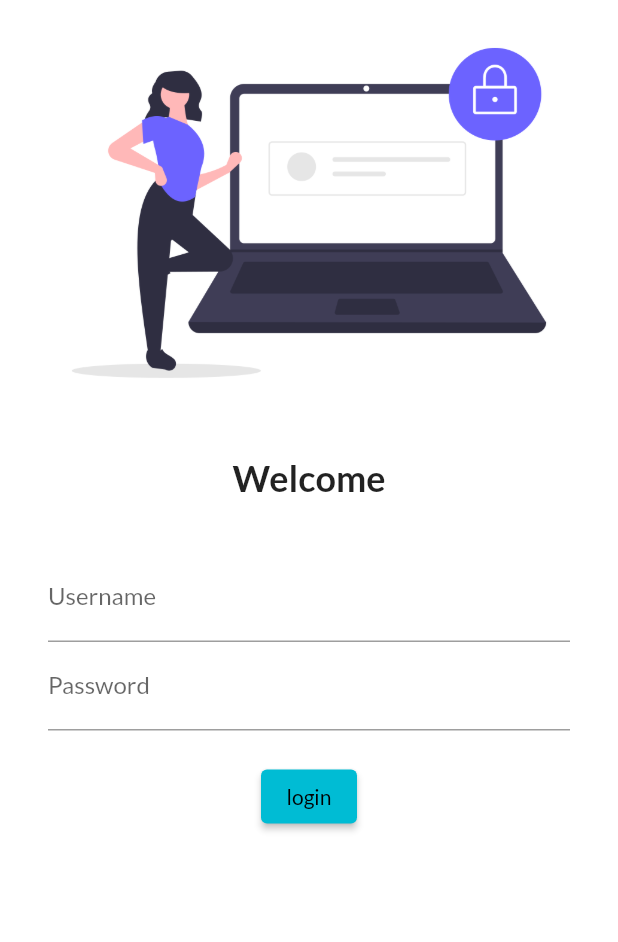
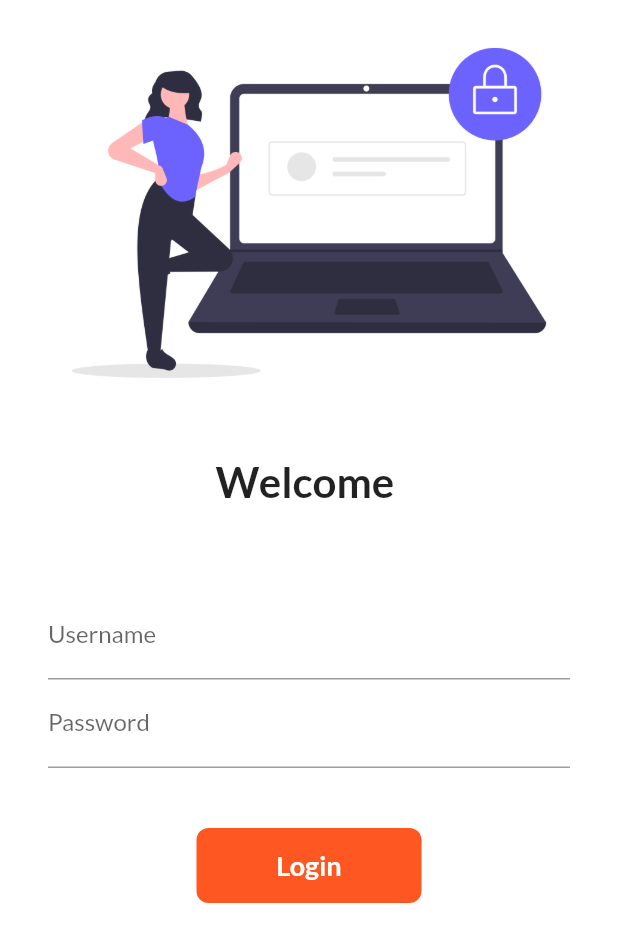
Before and after one commit to Abhi8895/Flutter_Sampleapp, a Flutter app: the screen it shows after launch, on a phone screen of 412 x 824 dp. Shown: the top 942 px of the screen. Run offline on Flutter 3.47's test engine with Material 2 defaults, Android fonts, the phone set to English and light mode, and no system bars; our stand-ins replace google_fonts.

Commit message:
day6 completed

```diff
--- a/sample_layout/lib/main.dart
+++ b/sample_layout/lib/main.dart
@@ -2,6 +2,7 @@
 import 'package:sample_layout/pages/homepage.dart';
 import 'package:sample_layout/pages/login_page.dart';
 import 'package:google_fonts/google_fonts.dart';
+import 'package:sample_layout/utlis/routes.dart';
 
 void main() {
   runApp(MyApp());
@@ -21,8 +22,8 @@
       ),
       routes: {
         "/": (context) => LoiginPage(),
-        "/home": (context) => homepage(),
-        "/login": (context) => LoiginPage()
+        Myroutes.homeRoute: (context) => homepage(),
+        Myroutes.loginRoute: (context) => LoiginPage()
       },
     );
   }
--- a/sample_layout/lib/pages/login_page.dart
+++ b/sample_layout/lib/pages/login_page.dart
@@ -1,12 +1,22 @@
 import 'dart:ui';
 
 import 'package:flutter/material.dart';
+import 'package:sample_layout/utlis/routes.dart';
 
-class LoiginPage extends StatelessWidget {
+class LoiginPage extends StatefulWidget {
+  @override
+  _LoiginPageState createState() => _LoiginPageState();
+}
+
+class _LoiginPageState extends State<LoiginPage> {
+  String name = "";
+  bool changebutton = false;
+
   @override
   Widget build(BuildContext context) {
     return Material(
         color: Colors.white,
+        child: SingleChildScrollView(
           child: Column(
             children: [
               Image.asset(
@@ -17,18 +27,18 @@
                 height: 20.0,
               ),
               Text(
-              "Welcome",
+                "Welcome $name",
                 style: TextStyle(
-                fontSize: 24,
+                  fontSize: 28,
                   fontWeight: FontWeight.bold,
                 ),
               ),
               SizedBox(
-              height: 20.0,
+                height: 40.0,
               ),
               Padding(
-              padding:
-                  const EdgeInsets.symmetric(vertical: 16.0, horizontal: 32.0),
+                padding: const EdgeInsets.symmetric(
+                    vertical: 16.0, horizontal: 32.0),
                 child: Column(
                   children: [
                     TextFormField(
@@ -36,6 +46,10 @@
                         hintText: "Enter Username",
                         labelText: "Username",
                       ),
+                      onChanged: (value) {
+                        name = value;
+                        setState(() {});
+                      },
                     ),
                     TextFormField(
                       obscureText: true,
@@ -45,19 +59,59 @@
                       ),
                     ),
                     SizedBox(
-                    height: 20.0,
+                      height: 40.0,
                     ),
-                  ElevatedButton(
-                    onPressed: () {
-                      print("hello biradar");
+
+                    InkWell(
+                      onTap: () async {
+                        setState(() {
+                          changebutton = true;
+                        });
+                        await Future.delayed(Duration(seconds: 1));
+                        Navigator.pushNamed(context, Myroutes.homeRoute);
                       },
-                    child: Text("login"),
-                    style: TextButton.styleFrom(),
+                      child: AnimatedContainer(
+                        duration: Duration(seconds: 1),
+                        width: changebutton ? 50 : 150,
+                        height: 50,
+                        alignment: Alignment.center,
+                        child: changebutton
+                            ? Icon(
+                                Icons.done,
+                                color: Colors.white,
                               )
+                            : Text(
+                                "Login",
+                                style: TextStyle(
+                                    color: Colors.white,
+                                    fontWeight: FontWeight.bold,
+                                    fontSize: 18),
+                              ),
+                        decoration: BoxDecoration(
+                          color: Colors.deepOrange,
+                          // shape: changebutton
+                          //     ? BoxShape.circle
+                          //     : BoxShape.rectangle,
+                          borderRadius:
+                              BorderRadius.circular(changebutton ? 50 : 8),
+                        ),
+                      ),
+                    ),
+
+                    // ElevatedButton(
+                    //   onPressed: () {
+                    //     Navigator.pushNamed(context, Myroutes.homeRoute);
+                    //   },
+                    //   child: Text(
+                    //     "login"
+                    //     ),
+                    //   style: TextButton.styleFrom(minimumSize: Size(100, 50)),
+                    // )
                   ],
                 ),
               )
             ],
+          ),
         ));
   }
 }
--- /dev/null
+++ b/sample_layout/lib/utlis/routes.dart
@@ -0,0 +1,4 @@
+class Myroutes {
+  static String loginRoute = "/login";
+  static String homeRoute = "/home";
+}
--- a/sample_layout/pubspec.yaml
+++ b/sample_layout/pubspec.yaml
@@ -19,6 +19,8 @@
 
 environment:
   sdk: ">=2.12.0 <3.0.0"
+  camera: ^0.8.1+4
+  story_view: ^0.13.1
 
 dependencies:
   flutter:
```
Also changed, not shown: sample_layout/pubspec.lock. Lines whose indentation alone changed are shown as unchanged.
